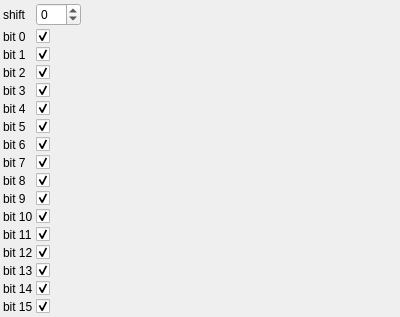
Before: the Qt Designer form utils/filters/ui/bitSelectorParametersControlWidget.ui in NickPenkrat/corecvs, drawn with Qt 5.
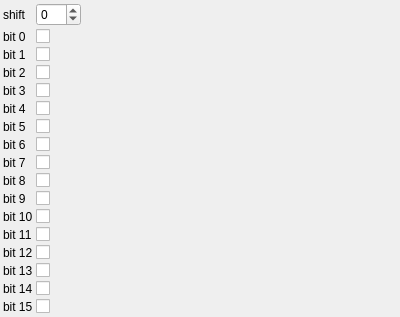
After: the same form once the commit is applied.

The edit to the form file:
```diff
--- a/utils/filters/ui/bitSelectorParametersControlWidget.ui
+++ b/utils/filters/ui/bitSelectorParametersControlWidget.ui
@@ -59,7 +59,7 @@
          <string>bit 0</string>
        </property>
        <property name="checked">
-           <bool>true</bool>
+           <bool>1</bool>
        </property>
      </widget>
     </item>
@@ -76,7 +76,7 @@
          <string>bit 1</string>
        </property>
        <property name="checked">
-           <bool>true</bool>
+           <bool>1</bool>
        </property>
      </widget>
     </item>
@@ -93,7 +93,7 @@
          <string>bit 2</string>
        </property>
        <property name="checked">
-           <bool>true</bool>
+           <bool>1</bool>
        </property>
      </widget>
     </item>
@@ -110,7 +110,7 @@
          <string>bit 3</string>
        </property>
        <property name="checked">
-           <bool>true</bool>
+           <bool>1</bool>
        </property>
      </widget>
     </item>
@@ -127,7 +127,7 @@
          <string>bit 4</string>
        </property>
        <property name="checked">
-           <bool>true</bool>
+           <bool>1</bool>
        </property>
      </widget>
     </item>
@@ -144,7 +144,7 @@
          <string>bit 5</string>
        </property>
        <property name="checked">
-           <bool>true</bool>
+           <bool>1</bool>
        </property>
      </widget>
     </item>
@@ -161,7 +161,7 @@
          <string>bit 6</string>
        </property>
        <property name="checked">
-           <bool>true</bool>
+           <bool>1</bool>
        </property>
      </widget>
     </item>
@@ -178,7 +178,7 @@
          <string>bit 7</string>
        </property>
        <property name="checked">
-           <bool>true</bool>
+           <bool>1</bool>
        </property>
      </widget>
     </item>
@@ -195,7 +195,7 @@
          <string>bit 8</string>
        </property>
        <property name="checked">
-           <bool>true</bool>
+           <bool>1</bool>
        </property>
      </widget>
     </item>
@@ -212,7 +212,7 @@
          <string>bit 9</string>
        </property>
        <property name="checked">
-           <bool>true</bool>
+           <bool>1</bool>
        </property>
      </widget>
     </item>
@@ -229,7 +229,7 @@
          <string>bit 10</string>
        </property>
        <property name="checked">
-           <bool>true</bool>
+           <bool>1</bool>
        </property>
      </widget>
     </item>
@@ -246,7 +246,7 @@
          <string>bit 11</string>
        </property>
        <property name="checked">
-           <bool>true</bool>
+           <bool>1</bool>
        </property>
      </widget>
     </item>
@@ -263,7 +263,7 @@
          <string>bit 12</string>
        </property>
        <property name="checked">
-           <bool>true</bool>
+           <bool>1</bool>
        </property>
      </widget>
     </item>
@@ -280,7 +280,7 @@
          <string>bit 13</string>
        </property>
        <property name="checked">
-           <bool>true</bool>
+           <bool>1</bool>
        </property>
      </widget>
     </item>
@@ -297,7 +297,7 @@
          <string>bit 14</string>
        </property>
        <property name="checked">
-           <bool>true</bool>
+           <bool>1</bool>
        </property>
      </widget>
     </item>
@@ -314,7 +314,7 @@
          <string>bit 15</string>
        </property>
        <property name="checked">
-           <bool>true</bool>
+           <bool>1</bool>
        </property>
      </widget>
     </item>
```
Left out of the diff: 2 changed lines with no effect on the pictures. Lines whose indentation alone changed are shown as unchanged.
